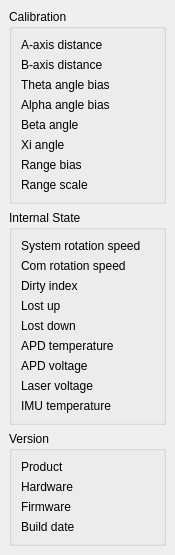
markgol/L2diagnostic, file src/DiagnosticsDock.ui: the form before one commit.
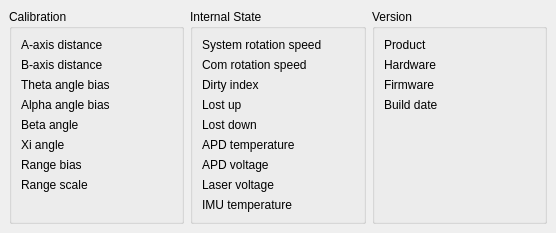
The form after the commit.

```diff
--- a/src/DiagnosticsDock.ui
+++ b/src/DiagnosticsDock.ui
@@ -6,15 +6,15 @@
    <rect>
     <x>0</x>
     <y>0</y>
-    <width>146</width>
-    <height>447</height>
+    <width>556</width>
+    <height>197</height>
    </rect>
   </property>
   <property name="windowTitle">
    <string>L2 Diagnostics</string>
   </property>
   <widget class="QWidget" name="dockContents">
-   <layout class="QVBoxLayout" name="mainLayout">
+   <layout class="QHBoxLayout" name="mainLayout">
     <item>
      <widget class="QGroupBox" name="grpCalibration">
       <property name="title">
@@ -252,19 +252,6 @@
       </layout>
      </widget>
     </item>
-    <item>
-     <spacer name="verticalSpacer">
-      <property name="orientation">
-       <enum>Qt::Orientation::Vertical</enum>
-      </property>
-      <property name="sizeHint" stdset="0">
-       <size>
-        <width>20</width>
-        <height>40</height>
-       </size>
-      </property>
-     </spacer>
-    </item>
    </layout>
   </widget>
  </widget>
```
